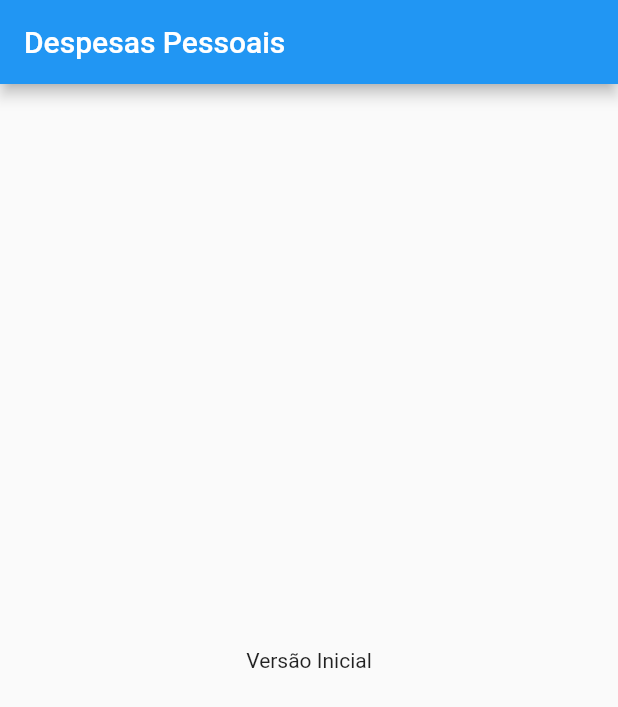
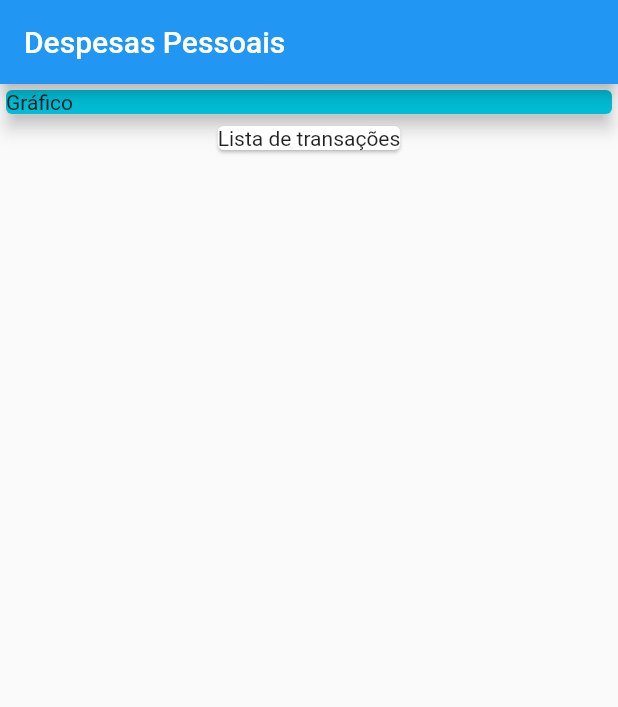
Before and after one commit to TiagOliveiraTI/expenses, a Flutter app: the screen it shows after launch, on a phone screen of 412 x 824 dp. Shown: the top 707 px of the screen. Run offline on Flutter 3.47's test engine with Material 2 defaults, Android fonts, the phone set to English and light mode, and no system bars.

Commit message:
✨ add new widgets to graphic and body

```diff
--- a/lib/main.dart
+++ b/lib/main.dart
@@ -22,7 +22,21 @@ class MyHomePage extends StatelessWidget {
       appBar: AppBar(
         title: Text('Despesas Pessoais'),
       ),
-      body: Center(child: Text('Versão Inicial')),
+      body: Column(
+        children: [
+          Container(
+            width: double.infinity,
+            child: const Card(
+              color: Colors.cyan,
+              elevation: 5,
+              child: Text('Gráfico'),
+            ),
+          ),
+          const Card(
+            child: Text('Lista de transações'),
+          ),
+        ],
+      ),
     );
   }
 }
```
